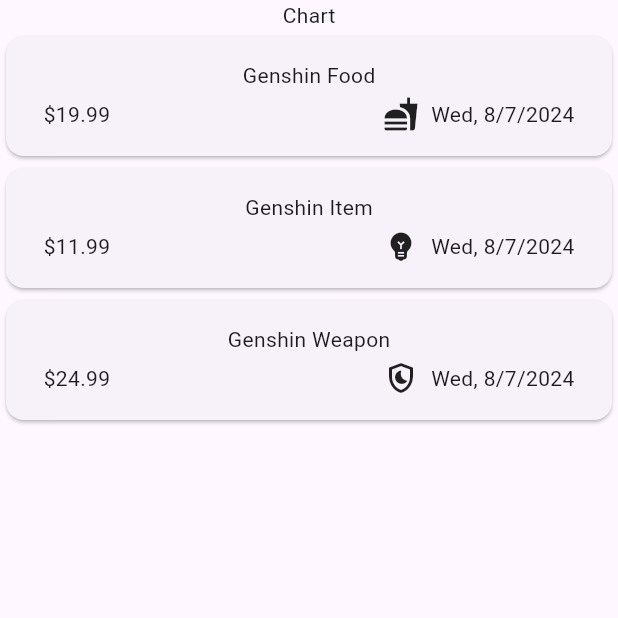
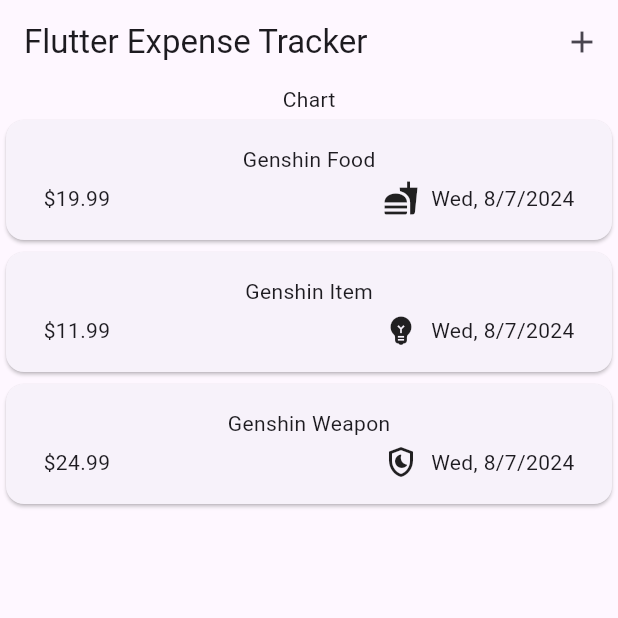
Before and after one commit to heatherbrain/Expense-Flutter, a Flutter app: the screen it shows after launch, on a phone screen of 412 x 824 dp, the top half of it. Run offline on Flutter 3.47's test engine with Material 3 defaults, Android fonts, the phone set to English and light mode, and no system bars.

Commit message:
use appbar and adding modal sheets

```diff
--- a/lib/widgets/expenses.dart
+++ b/lib/widgets/expenses.dart
@@ -33,9 +33,23 @@ class _ExpenseState extends State<Expenses> {
     ),
   ];
 
+  void _openAddExpenseOverlay() {
+    showModalBottomSheet(
+      context: context,
+      builder: (ctx) => Text('Modal bottom sheet'),
+    );
+  }
+
   @override
   Widget build(BuildContext context) {
     return Scaffold(
+      appBar: AppBar(
+        title: Text('Flutter Expense Tracker'),
+        actions: [
+          IconButton(
+              onPressed: _openAddExpenseOverlay, icon: const Icon(Icons.add)),
+        ],
+      ),
       body: Column(
         children: [
           const Text('Chart'),
```
